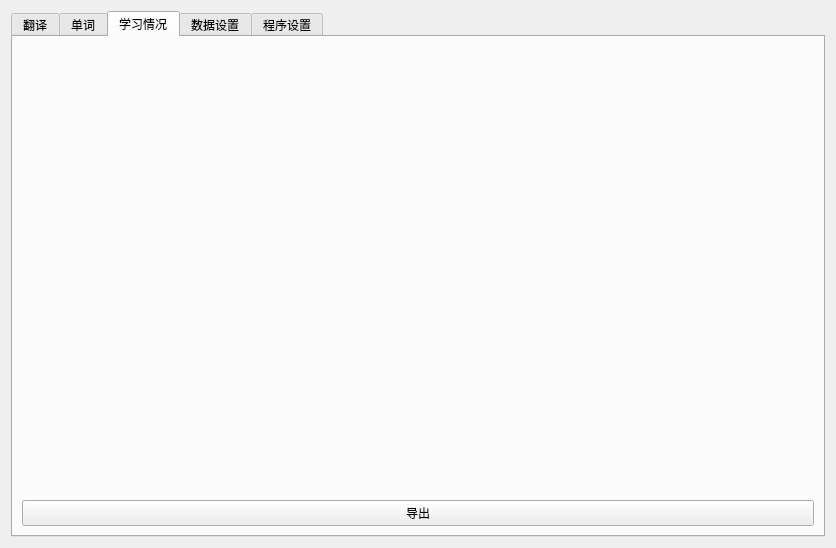
Before: the Qt Designer form JieMain.ui in tengcaicangdong/YuYanXueXi, drawn with Qt 5.
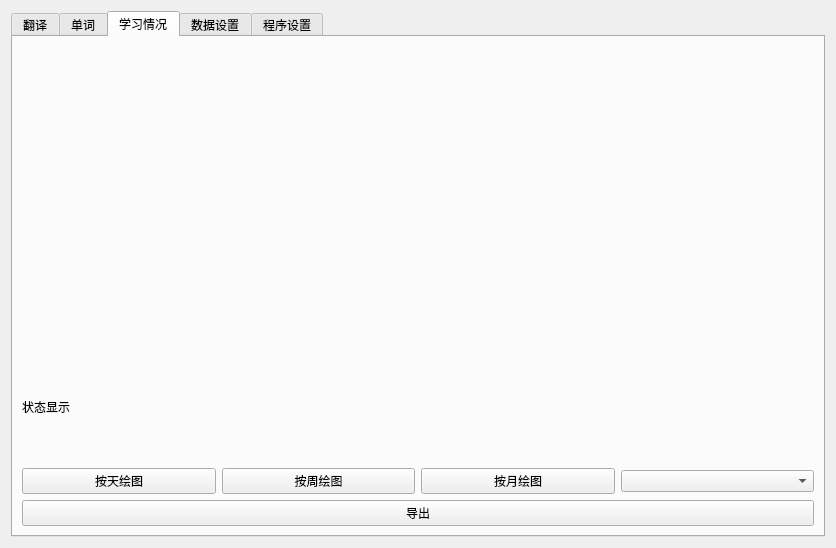
After: the same form once the commit is applied. The open tabs and pages were chosen to show the change.

Diff of the .ui file:
```diff
--- a/JieMain.ui
+++ b/JieMain.ui
@@ -7,14 +7,14 @@
     <x>0</x>
     <y>0</y>
     <width>831</width>
-    <height>545</height>
+    <height>537</height>
    </rect>
   </property>
   <property name="windowTitle">
    <string>Form</string>
   </property>
-  <layout class="QGridLayout" name="gridLayout_3">
-   <item row="0" column="0">
+  <layout class="QVBoxLayout" name="verticalLayout_7">
+   <item>
     <layout class="QGridLayout" name="gridLayout">
      <item row="0" column="0">
       <widget class="QTabWidget" name="tabWidget">
@@ -242,20 +242,63 @@
          <string>学习情况</string>
         </attribute>
         <layout class="QGridLayout" name="gridLayout_8">
-         <item row="0" column="0">
-          <layout class="QGridLayout" name="gridLayout_7">
-           <item row="0" column="0">
-            <widget class="QWidget" name="QKHuiTu" native="true"/>
-           </item>
-          </layout>
-         </item>
-         <item row="1" column="0">
-          <widget class="QPushButton" name="QKDaoChu">
+         <item row="3" column="0">
+          <widget class="QPushButton" name="KQDaoChu">
            <property name="text">
             <string>导出</string>
            </property>
           </widget>
          </item>
+         <item row="2" column="0">
+          <layout class="QHBoxLayout" name="horizontalLayout_4">
+           <item>
+            <widget class="QPushButton" name="KQTianHuiTu">
+             <property name="text">
+              <string>按天绘图</string>
+             </property>
+            </widget>
+           </item>
+           <item>
+            <widget class="QPushButton" name="KQZhouHuiTu">
+             <property name="text">
+              <string>按周绘图</string>
+             </property>
+            </widget>
+           </item>
+           <item>
+            <widget class="QPushButton" name="KQYueHuiTu">
+             <property name="text">
+              <string>按月绘图</string>
+             </property>
+            </widget>
+           </item>
+           <item>
+            <widget class="QComboBox" name="QKYunYan"/>
+           </item>
+          </layout>
+         </item>
+         <item row="1" column="0">
+          <widget class="QLabel" name="QKHuiTuZhuangTai">
+           <property name="text">
+            <string>状态显示</string>
+           </property>
+          </widget>
+         </item>
+         <item row="0" column="0">
+          <widget class="QWidget" name="KQTuiTuChuangKuo" native="true">
+           <property name="minimumSize">
+            <size>
+             <width>350</width>
+             <height>300</height>
+            </size>
+           </property>
+           <layout class="QHBoxLayout" name="horizontalLayout_6">
+            <item>
+             <layout class="QHBoxLayout" name="QKTuiTuBuJu"/>
+            </item>
+           </layout>
+          </widget>
+         </item>
         </layout>
        </widget>
        <widget class="QWidget" name="ShuJuSheZhiJM">
@@ -426,9 +469,6 @@
      </item>
     </layout>
    </item>
-   <item row="1" column="0">
-    <layout class="QVBoxLayout" name="verticalLayout"/>
-   </item>
   </layout>
  </widget>
  <resources/>
```
